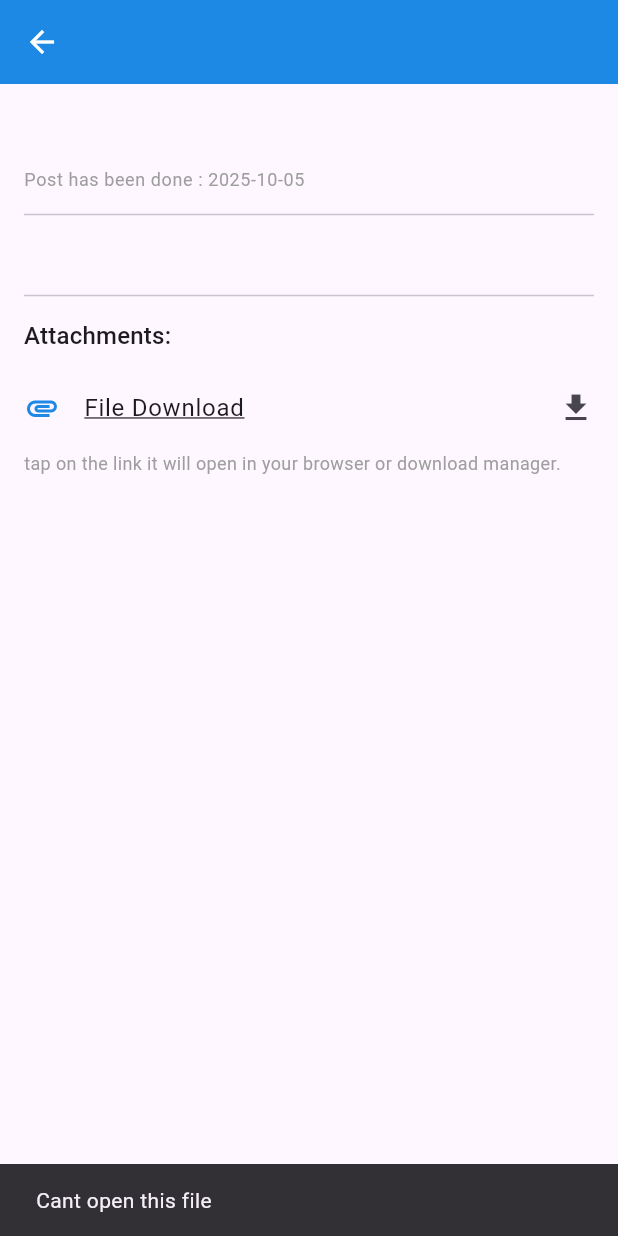
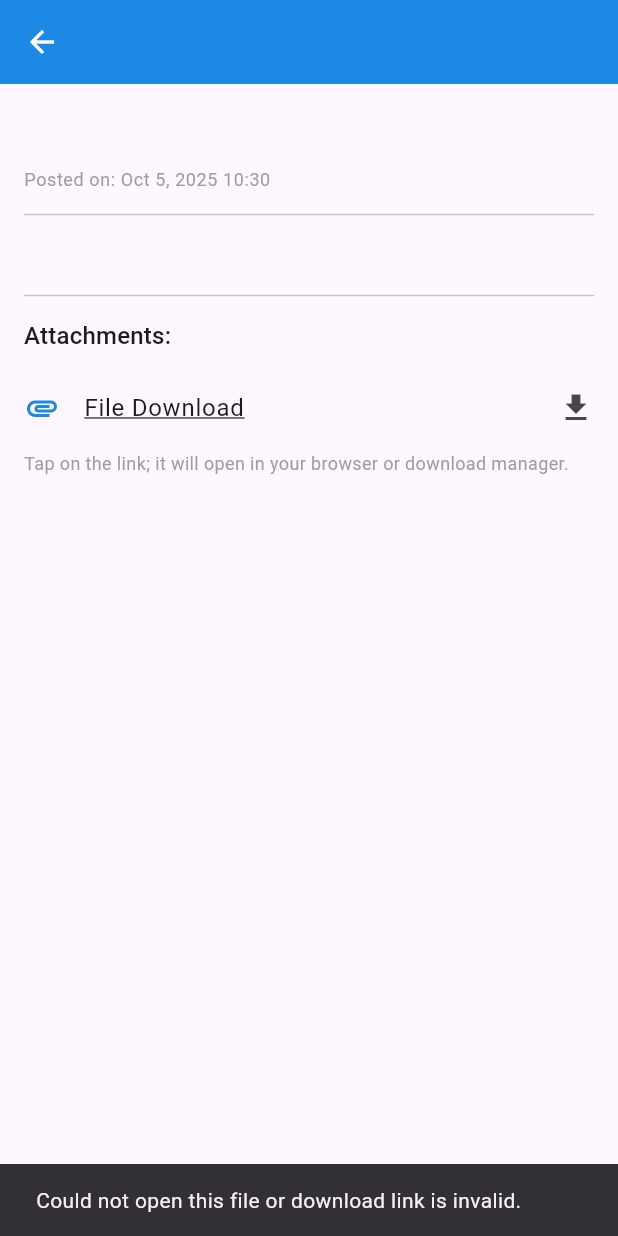
Before and after one commit to adityasharma0903/mokshapp, a Flutter app: the AnnouncementDetailScreen screen opened directly with empty values, after a tap on "File Download", on a phone screen of 412 x 824 dp. Run offline on Flutter 3.47's test engine with Material 3 defaults, Android fonts, the phone set to English and light mode, and no system bars; our stand-ins replace badges, file_picker, flutter_dotenv, geolocator, google_maps_flutter, socket_io_client.

```diff
--- a/lib/core/features/student_dashboard/presentation/screens/announcement_detail_screen.dart
+++ b/lib/core/features/student_dashboard/presentation/screens/announcement_detail_screen.dart
@@ -1,38 +1,62 @@
 import 'package:flutter/material.dart';
 // url_launcher package use karna zaroori hai file open/download karne ke liye
 import 'package:url_launcher/url_launcher.dart';
+// To format the date/time
+import 'package:intl/intl.dart';
 
 import '../../../../../core/constants/app_colors.dart';
+
+// NOTE: You need to add the 'intl' package to your pubspec.yaml for formatting:
+// dependencies:
+//   intl: ^0.18.1  // Use the latest version
 
 class AnnouncementDetailScreen extends StatelessWidget {
   final Map<String, dynamic> announcement;
 
   const AnnouncementDetailScreen({super.key, required this.announcement});
 
-  // Function to handle opening the URL
+  // Function to handle opening the URL (improved for better download handling)
   Future<void> _launchUrl(BuildContext context, String url) async {
     final uri = Uri.parse(url);
-    if (!await launchUrl(uri)) {
+    // Use LaunchMode.externalApplication to delegate the URL opening
+    // to the external app (like browser/file manager), which often handles downloading better.
+    if (!await launchUrl(uri, mode: LaunchMode.externalApplication)) {
       if (context.mounted) {
-        ScaffoldMessenger.of(
-          context,
-        ).showSnackBar(SnackBar(content: Text('Cant open this file')));
+        ScaffoldMessenger.of(context).showSnackBar(
+          const SnackBar(
+            content: Text(
+              'Could not open this file or download link is invalid.',
+            ),
+          ),
+        );
       }
     }
   }
 
   @override
   Widget build(BuildContext context) {
-    final title = announcement['title'] ?? 'Not available detail ';
+    final title = announcement['title'] ?? 'Detail Not Available';
     final message = announcement['message'] ?? 'No message found';
     final attachmentUrl = announcement['attachment_url'];
 
-    // Date ko format karna
-    final date = announcement['date_posted'] != null
-        ? DateTime.parse(
-            announcement['date_posted'],
-          ).toLocal().toString().split(' ')[0]
-        : 'N/A';
+    // --- FIX 1: Use 'created_at' (from your backend) and format the time ---
+    String formattedDateTime = 'N/A';
+    final dateTimeString = announcement['created_at'];
+
+    try {
+      if (dateTimeString != null) {
+        // Parse the DATETIME string from the database and convert to local time
+        final postedDateTime = DateTime.parse(dateTimeString).toLocal();
+        // Format the date and time (e.g., Oct 5, 2025 at 12:17 PM)
+        formattedDateTime = DateFormat(
+          'MMM d, yyyy HH:mm',
+        ).format(postedDateTime);
+      }
+    } catch (e) {
+      // Handle potential parsing error
+      print('Date parsing error: $e');
+    }
+    // --- END FIX 1 ---
 
     return Scaffold(
       appBar: AppBar(
@@ -54,9 +78,9 @@ class AnnouncementDetailScreen extends StatelessWidget {
               ),
             ),
             const SizedBox(height: 8),
-            // Date
+            // Date and Time
             Text(
-              'Post has been done : $date',
+              'Posted on: $formattedDateTime',
               style: Theme.of(
                 context,
               ).textTheme.bodySmall?.copyWith(color: Colors.grey),
@@ -86,7 +110,7 @@ class AnnouncementDetailScreen extends StatelessWidget {
                 onTap: () => _launchUrl(context, attachmentUrl),
               ),
               const Text(
-                'tap on the link it will open in your browser or download manager.',
+                'Tap on the link; it will open in your browser or download manager.',
                 style: TextStyle(fontSize: 12, color: Colors.grey),
               ),
             ],
```
